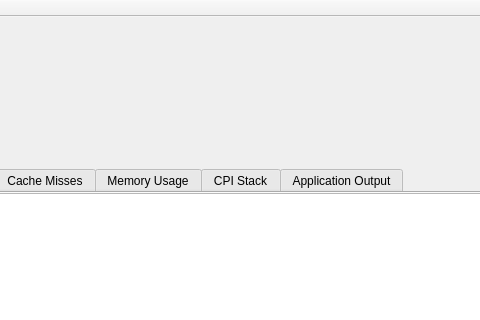
The window that Project/QuickPerformance/mainwindow.ui (Areon1031/CPE_631_Advanced_Computer_Architecture) describes before a commit, drawn with Qt 5; both pictures show x 165 to 645 and y 0 to 320 of the 1077 by 609 pixel window.
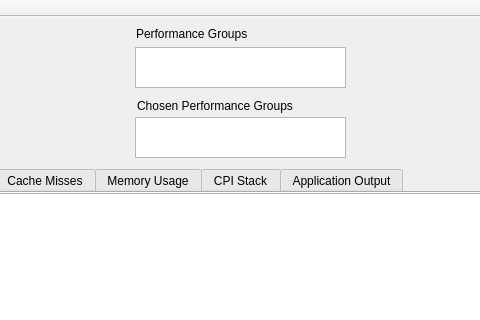
The same window after the commit. Custom widgets are drawn as their Qt base class.

Commit message: - Added performance group list widgets to the display.

```diff
--- a/Project/QuickPerformance/mainwindow.ui
+++ b/Project/QuickPerformance/mainwindow.ui
@@ -147,6 +147,52 @@
      </widget>
     </widget>
    </widget>
+   <widget class="QListWidget" name="listWidget">
+    <property name="geometry">
+     <rect>
+      <x>300</x>
+      <y>30</y>
+      <width>211</width>
+      <height>41</height>
+     </rect>
+    </property>
+   </widget>
+   <widget class="QListWidget" name="listWidget_2">
+    <property name="geometry">
+     <rect>
+      <x>300</x>
+      <y>100</y>
+      <width>211</width>
+      <height>41</height>
+     </rect>
+    </property>
+   </widget>
+   <widget class="QLabel" name="Application_Label_2">
+    <property name="geometry">
+     <rect>
+      <x>301</x>
+      <y>7</y>
+      <width>161</width>
+      <height>20</height>
+     </rect>
+    </property>
+    <property name="text">
+     <string>Performance Groups</string>
+    </property>
+   </widget>
+   <widget class="QLabel" name="Application_Label_3">
+    <property name="geometry">
+     <rect>
+      <x>302</x>
+      <y>79</y>
+      <width>200</width>
+      <height>20</height>
+     </rect>
+    </property>
+    <property name="text">
+     <string>Chosen Performance Groups</string>
+    </property>
+   </widget>
   </widget>
   <widget class="QMenuBar" name="menuBar">
    <property name="geometry">
```
The commit also changes 4 other files.
